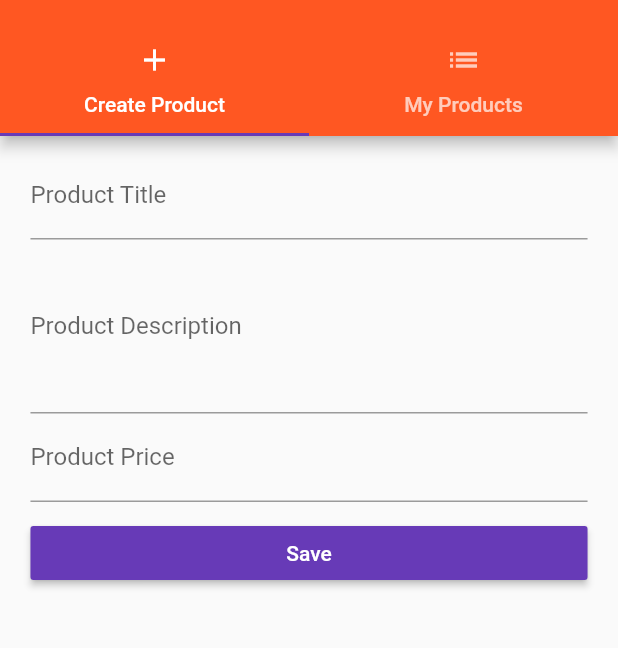
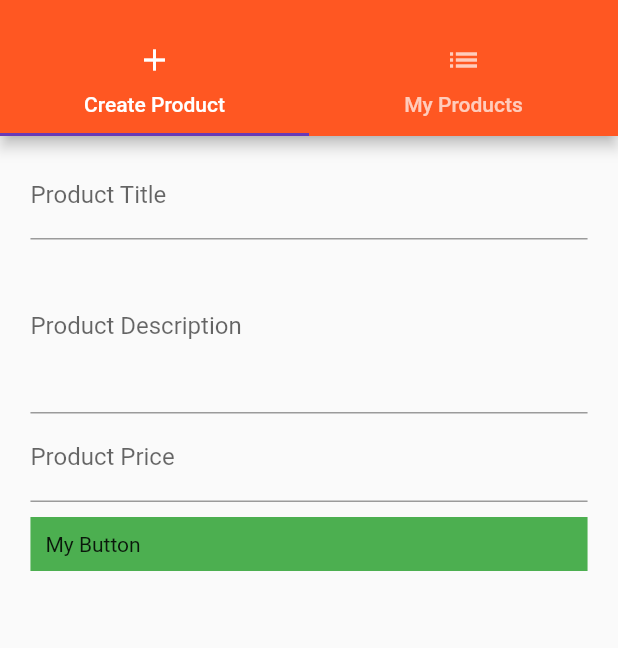
Before and after one commit to yapici/Udemy-Flutter-Tutorial, a Flutter app: the ProductAdmin screen opened by its route, on a phone screen of 412 x 824 dp, the part 59-707 px from its top. Run offline on Flutter 3.47's test engine with Material 2 defaults, Android fonts, the phone set to English and light mode, and no system bars.

Commit message:
End of Lecture 121: Themes and custom button

```diff
--- a/lib/main.dart
+++ b/lib/main.dart
@@ -43,7 +43,8 @@ class _MyAppState extends State<MyApp> {
       theme: ThemeData(
           primarySwatch: Colors.deepOrange,
           brightness: Brightness.light,
-          accentColor: Colors.deepPurple),
+          accentColor: Colors.deepPurple,
+          buttonColor: Colors.deepPurple),
 //      home: AuthPage(),
       routes: {
         '/': (BuildContext context) => AuthPage(),
--- a/lib/pages/auth.dart
+++ b/lib/pages/auth.dart
@@ -89,7 +89,6 @@ class _AuthPageState extends State<AuthPage> {
               height: 10.0,
             ),
             RaisedButton(
-              color: Theme.of(context).primaryColor,
               textColor: Colors.white,
               child: Text('LOGIN'),
               onPressed: _submitForm,
--- a/lib/pages/product_create.dart
+++ b/lib/pages/product_create.dart
@@ -70,7 +70,7 @@ class _ProductCreatePageState extends State<ProductCreatePage> {
     final double targetPadding = deviceWidth - targetWidth;
 
     return Container(
-      width: targetWidth,
+        width: targetWidth,
         margin: EdgeInsets.all(10.0),
         child: ListView(
           padding: EdgeInsets.symmetric(horizontal: targetPadding / 2),
@@ -79,12 +79,17 @@ class _ProductCreatePageState extends State<ProductCreatePage> {
             _buildDescriptionTextField(),
             _buildPriceTextField(),
             SizedBox(height: 10.0),
-            RaisedButton(
-              child: Text('Save'),
-              color: Theme.of(context).accentColor,
-              textColor: Colors.white,
-              onPressed: _submitForm,
-            )
+//            RaisedButton(
+//              child: Text('Save'),
+//              textColor: Colors.white,
+//              onPressed: _submitForm,
+//            )
+            GestureDetector(
+                onTap: _submitForm,
+                child: Container(
+                    color: Colors.green,
+                    padding: EdgeInsets.all(10.0),
+                    child: Text('My Button')))
           ],
         ));
   }
```
